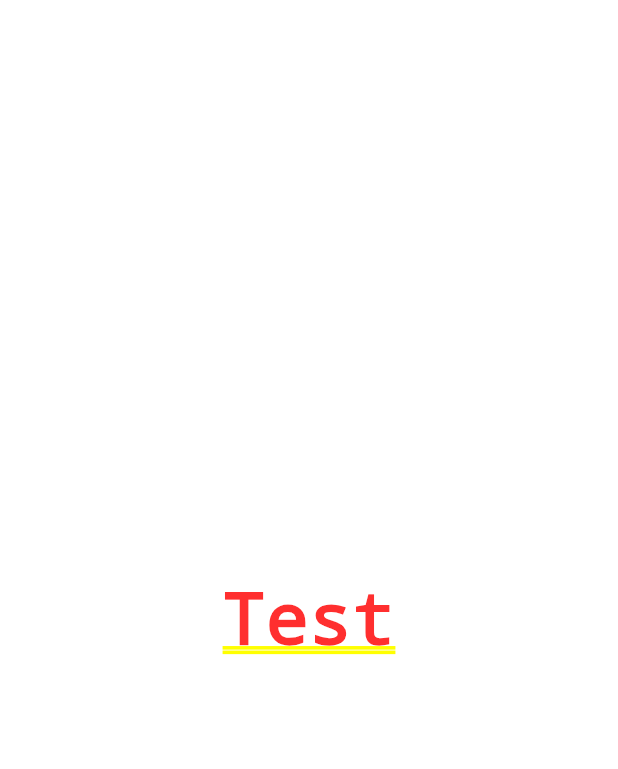
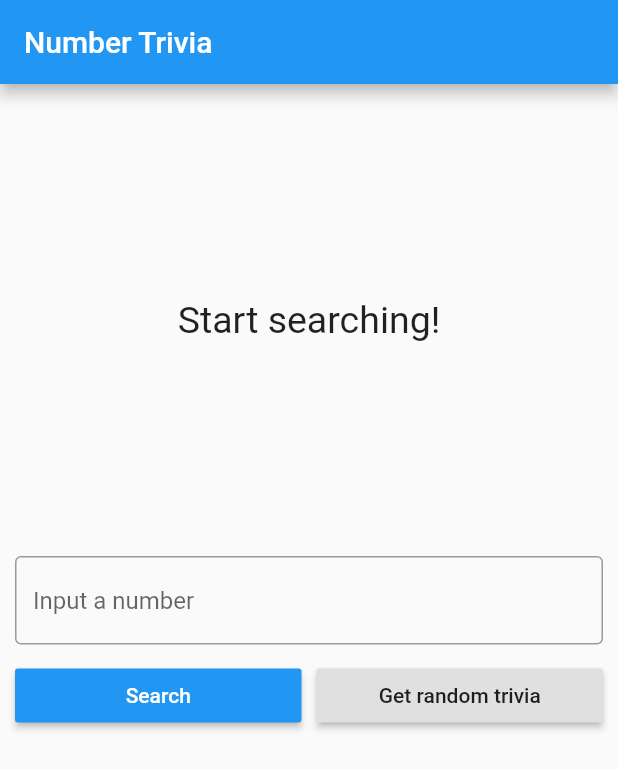
Before and after one commit to DianaM9031/number_trivia, a Flutter app: the screen it shows after launch, on a phone screen of 412 x 824 dp. Shown: the top 769 px of the screen. Run offline on Flutter 3.47's test engine with Material 2 defaults, Android fonts, the phone set to English and light mode, and no system bars; our stand-ins replace bloc, dartz, data_connection_checker, equatable, flutter_bloc, get_it and 1 more.

Commit message:
clean architecture + bloc implemented

```diff
--- a/lib/features/number_trivia/presentation/bloc/number_trivia_bloc.dart
+++ b/lib/features/number_trivia/presentation/bloc/number_trivia_bloc.dart
@@ -1,19 +1,30 @@
 import 'dart:async';
-import 'package:flutter/foundation.dart';
 
 import 'package:bloc/bloc.dart';
+import 'package:dartz/dartz.dart';
 import 'package:equatable/equatable.dart';
-import 'package:flutter/foundation.dart';
-import 'package:number_trivia/core/util/input_converter.dart';
-import 'package:number_trivia/features/number_trivia/domain/entities/number_trivia.dart';
-import 'package:number_trivia/features/number_trivia/domain/use_cases/get_concrete_number_trivia.dart';
-import 'package:number_trivia/features/number_trivia/domain/use_cases/get_random_number_trivia.dart';
+import 'package:meta/meta.dart';
+import 'package:number_trivia/core/error/failures.dart';
+import 'package:number_trivia/core/use_cases/use_case.dart';
+
+import '../../../../core/util/input_converter.dart';
+import '../../domain/entities/number_trivia.dart';
+import '../../domain/use_cases/get_concrete_number_trivia.dart';
+import '../../domain/use_cases/get_random_number_trivia.dart';
 
 part 'number_trivia_event.dart';
 
 part 'number_trivia_state.dart';
 
+const String SERVER_FAILURE_MESSAGE = 'Server Failure';
+const String CACHE_FAILURE_MESSAGE = 'Cache Failure';
+const String INVALID_INPUT_FAILURE_MESSAGE =
+    'Invalid Input - The number must be a positive integer or  zero.';
+
 class NumberTriviaBloc extends Bloc<NumberTriviaEvent, NumberTriviaState> {
+  final GetConcreteNumberTrivia getConcreteNumberTrivia;
+  final GetRandomNumberTrivia getRandomNumberTrivia;
+  final InputConverter inputConverter;
 
   NumberTriviaBloc({
     @required GetConcreteNumberTrivia concrete,
@@ -21,21 +32,54 @@ class NumberTriviaBloc extends Bloc<NumberTriviaEvent, NumberTriviaState> {
     @required this.inputConverter,
   })  : assert(concrete != null),
         assert(random != null),
-        assert(inputConverter != null),
+        assert(concrete != null),
         getConcreteNumberTrivia = concrete,
-        getRandomNumberTrivia = random, super(null);
-
-  final GetConcreteNumberTrivia getConcreteNumberTrivia;
-  final GetRandomNumberTrivia getRandomNumberTrivia;
-  final InputConverter inputConverter;
-
-  @override
-  NumberTriviaState get initialState => Empty();
+        getRandomNumberTrivia = random,
+        super(Empty());
 
   @override
   Stream<NumberTriviaState> mapEventToState(
     NumberTriviaEvent event,
   ) async* {
-    // TODO: implement mapEventToState
+    if (event is GetTriviaForConcreteNumber) {
+      final inputEither =
+          inputConverter.stringToUnsignedInteger(event.numberString);
+
+      yield* inputEither.fold(
+        (failure) async* {
+          yield Error(message: INVALID_INPUT_FAILURE_MESSAGE);
+        },
+        (integer) async* {
+          yield Loading();
+          final failureOrTrivia =
+              await getConcreteNumberTrivia(Params(number: integer));
+          yield* _eitherLoadedOrErrorState(failureOrTrivia);
+        },
+      );
+    } else if (event is GetTriviaForRandomNumber) {
+      yield Loading();
+      final failureOrTrivia = await getRandomNumberTrivia(NoParams());
+      yield* _eitherLoadedOrErrorState(failureOrTrivia);
+    }
+  }
+
+  Stream<NumberTriviaState> _eitherLoadedOrErrorState(
+    Either<Failure, NumberTrivia> failureOrTrivia,
+  ) async* {
+    yield failureOrTrivia.fold(
+      (failure) => Error(message: _mapFailureToMessage(failure)),
+      (trivia) => Loaded(trivia: trivia),
+    );
+  }
+
+  String _mapFailureToMessage(Failure failure) {
+    switch (failure.runtimeType) {
+      case ServerFailure:
+        return SERVER_FAILURE_MESSAGE;
+      case CacheFailure:
+        return CACHE_FAILURE_MESSAGE;
+      default:
+        return 'Unexpected error';
+    }
   }
 }
--- a/lib/features/number_trivia/presentation/bloc/number_trivia_event.dart
+++ b/lib/features/number_trivia/presentation/bloc/number_trivia_event.dart
@@ -1,5 +1,6 @@
 part of 'number_trivia_bloc.dart';
 
+@immutable
 abstract class NumberTriviaEvent extends Equatable {
   const NumberTriviaEvent();
 }
--- a/lib/features/number_trivia/presentation/bloc/number_trivia_state.dart
+++ b/lib/features/number_trivia/presentation/bloc/number_trivia_state.dart
@@ -1,5 +1,6 @@
 part of 'number_trivia_bloc.dart';
 
+@immutable
 abstract class NumberTriviaState extends Equatable {
   const NumberTriviaState();
 }
--- /dev/null
+++ b/lib/features/number_trivia/presentation/pages/number_trivia_page.dart
@@ -0,0 +1,57 @@
+import 'package:flutter/material.dart';
+import 'package:flutter_bloc/flutter_bloc.dart';
+import 'package:number_trivia/features/number_trivia/presentation/bloc/number_trivia_bloc.dart';
+import 'package:number_trivia/features/number_trivia/presentation/widgets/widgets.dart';
+
+import '../../../../injection_container.dart';
+
+class NumberTriviaPage extends StatelessWidget {
+  @override
+  Widget build(BuildContext context) {
+    return Scaffold(
+      appBar: AppBar(
+        title: Text('Number Trivia'),
+      ),
+      body: SingleChildScrollView(
+        child: buildBody(context),
+      ),
+    );
+  }
+
+  BlocProvider<NumberTriviaBloc> buildBody(BuildContext context) {
+    return BlocProvider(
+      create: (_) => sl<NumberTriviaBloc>(),
+      child: Center(
+        child: Padding(
+          padding: const EdgeInsets.all(10.0),
+          child: Column(
+            children: [
+              const SizedBox(height: 10.0),
+              // Top half
+              BlocBuilder<NumberTriviaBloc, NumberTriviaState>(
+                builder: (context, state) {
+                  if (state is Empty) {
+                    return MessageDisplay(
+                      message: 'Start searching!',
+                    );
+                  } else if (state is Loading) {
+                    return LoadingWidget();
+                  } else if (state is Loaded) {
+                    return TriviaDisplay(numberTrivia: state.trivia);
+                  } else if (state is Error) {
+                    return MessageDisplay(
+                      message: state.message,
+                    );
+                  }
+                },
+              ),
+              const SizedBox(height: 20.0),
+              // Bottom half
+              TriviaControls(),
+            ],
+          ),
+        ),
+      ),
+    );
+  }
+}
--- /dev/null
+++ b/lib/features/number_trivia/presentation/widgets/message_display.dart
@@ -0,0 +1,28 @@
+import 'package:flutter/material.dart';
+
+class MessageDisplay extends StatelessWidget {
+  final String message;
+
+  const MessageDisplay({
+    Key key,
+    @required this.message,
+  }) : super(key: key);
+
+  @override
+  Widget build(BuildContext context) {
+    return Container(
+      height: MediaQuery.of(context).size.height / 3,
+      child: Center(
+        child: SingleChildScrollView(
+          child: Text(
+            message,
+            textAlign: TextAlign.center,
+            style: TextStyle(
+              fontSize: 25.0,
+            ),
+          ),
+        ),
+      ),
+    );
+  }
+}
--- /dev/null
+++ b/lib/features/number_trivia/presentation/widgets/trivia_controls.dart
@@ -0,0 +1,71 @@
+import 'package:flutter/material.dart';
+import 'package:flutter_bloc/flutter_bloc.dart';
+import 'package:number_trivia/features/number_trivia/presentation/bloc/number_trivia_bloc.dart';
+
+class TriviaControls extends StatefulWidget {
+  const TriviaControls({
+    Key key,
+  }) : super(key: key);
+
+  @override
+  _TriviaControlsState createState() => _TriviaControlsState();
+}
+
+class _TriviaControlsState extends State<TriviaControls> {
+  final controller = TextEditingController();
+  String inputString;
+
+  @override
+  Widget build(BuildContext context) {
+    return Column(
+      children: [
+        TextField(
+          controller: controller,
+          keyboardType: TextInputType.number,
+          decoration: InputDecoration(
+              border: OutlineInputBorder(), hintText: 'Input a number'),
+          onChanged: (value) {
+            inputString = value;
+          },
+          onSubmitted: (_) {
+            dispatchConcrete();
+          },
+        ),
+        const SizedBox(height: 10.0),
+        Row(
+          children: [
+            Expanded(
+              child: RaisedButton(
+                child: Text('Search'),
+                textColor: Colors.white,
+                onPressed: dispatchConcrete,
+                color: Theme.of(context).accentColor,
+              ),
+            ),
+            const SizedBox(width: 10.0),
+            Expanded(
+              child: RaisedButton(
+                child: Text('Get random trivia'),
+                onPressed: dispatchRandom,
+              ),
+            ),
+          ],
+        ),
+      ],
+    );
+  }
+
+  void dispatchConcrete() {
+    controller.clear();
+    BlocProvider.of<NumberTriviaBloc>(context).add(
+      GetTriviaForConcreteNumber(inputString),
+    );
+  }
+
+  void dispatchRandom() {
+    controller.clear();
+    BlocProvider.of<NumberTriviaBloc>(context).add(
+      GetTriviaForRandomNumber(),
+    );
+  }
+}
--- /dev/null
+++ b/lib/features/number_trivia/presentation/widgets/widgets.dart
@@ -0,0 +1,4 @@
+export 'loading_widget.dart';
+export 'message_display.dart';
+export 'trivia_display.dart';
+export 'trivia_controls.dart';
--- a/lib/main.dart
+++ b/lib/main.dart
@@ -1,6 +1,10 @@
 import 'package:flutter/material.dart';
+import 'package:number_trivia/features/number_trivia/presentation/pages/number_trivia_page.dart';
+import 'injection_container.dart' as di;
 
-void main() {
+void main() async {
+  WidgetsFlutterBinding.ensureInitialized();
+  await di.init();
   runApp(MyApp());
 }
 
@@ -9,14 +13,12 @@ class MyApp extends StatelessWidget {
   @override
   Widget build(BuildContext context) {
     return MaterialApp(
-      title: 'Flutter Demo',
+      title: 'Number Trivia',
       theme: ThemeData(
         primarySwatch: Colors.blue,
         visualDensity: VisualDensity.adaptivePlatformDensity,
       ),
-      home: Center(
-        child: Text('Test'),
-      ),
+      home: NumberTriviaPage(),
     );
   }
 }
```
Also changed, not shown: lib/features/number_trivia/presentation/widgets/loading_widget.dart (added, +17 -0 lines), lib/features/number_trivia/presentation/widgets/trivia_display.dart (added, +43 -0 lines), lib/injection_container.dart (added, +59 -0 lines), pubspec.lock, 5 other files.
